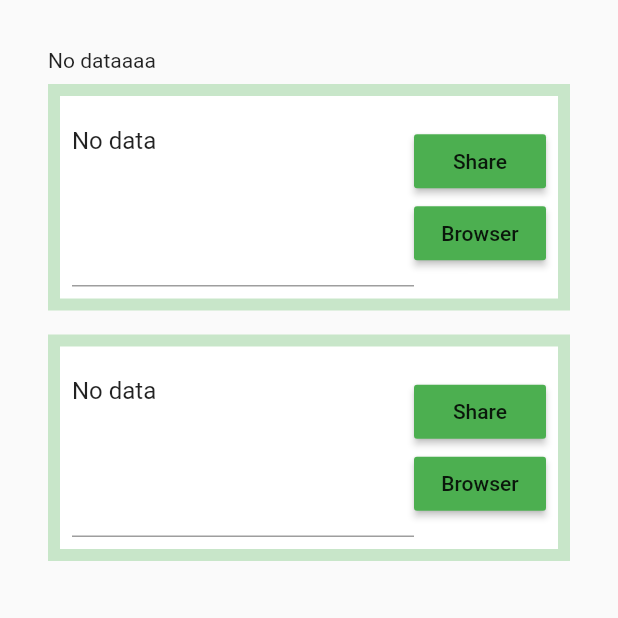
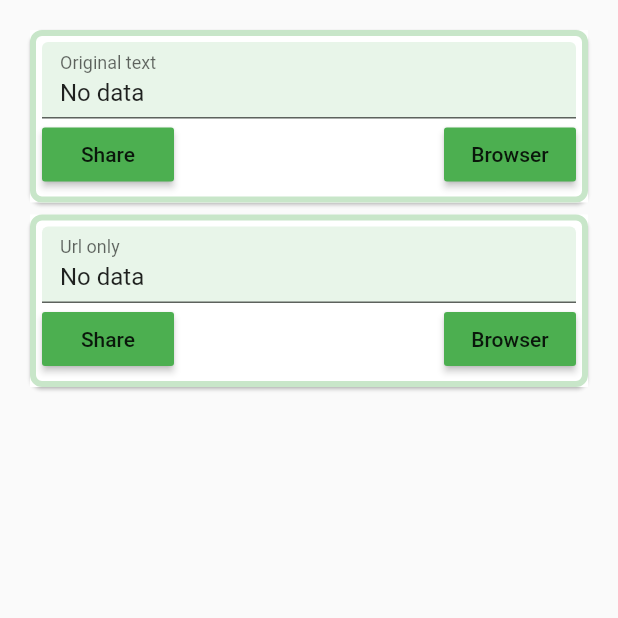
Before and after one commit to fmatosqg/smart_share, a Flutter app: the screen it shows after launch, on a phone screen of 412 x 824 dp, the top half of it. Run offline on Flutter 3.47's test engine with Material 2 defaults, Android fonts, the phone set to English and light mode, and no system bars; our stand-ins replace share.

Commit message:
Improve ui

```diff
--- a/lib/view/ShareView.dart
+++ b/lib/view/ShareView.dart
@@ -40,13 +40,14 @@ class _SampleAppPageState extends State<SampleAppPage> {
     return SafeArea(
       child: Scaffold(
           body: Padding(
-        padding: const EdgeInsets.all(32.0),
+        padding: const EdgeInsets.all(16.0),
         child: Center(
           child: ListView(
             children: <Widget>[
-              Text(dataShared + "aaa"),
-              ShareableWidget(originalText: dataShared),
-              ShareableWidget(originalText: dataSharedCleaned),
+//              Text(dataShared),
+              ShareableWidget(originalText: dataShared, title: "Original text"),
+              ShareableWidget(
+                  originalText: dataSharedCleaned, title: "Url only"),
             ],
           ),
 //          ),
@@ -81,10 +82,12 @@ class _SampleAppPageState extends State<SampleAppPage> {
 
 class ShareableWidget extends StatelessWidget {
   final String originalText;
+  final String title;
 
   TextEditingController _controller;
 
-  ShareableWidget({Key key, @required this.originalText}) : super(key: key) {
+  ShareableWidget({Key key, @required this.originalText, this.title})
+      : super(key: key) {
     _controller = TextEditingController(
       text: originalText,
     );
@@ -92,31 +95,42 @@ class ShareableWidget extends StatelessWidget {
 
   @override
   Widget build(BuildContext context) {
-    return Container(
-      color: Colors.green[100],
-      padding: EdgeInsets.all(8),
-      margin: EdgeInsets.symmetric(vertical: 8),
+    return Card(
+//      elevation: 4,
+//      clipBehavior: Clip.hardEdge,
+      shape: RoundedRectangleBorder(
+        borderRadius: BorderRadius.all(
+          Radius.circular(8.0),
+        ),
+        side: BorderSide(
+          width: 4,
+          color: Colors.green[100],
+        ),
+      ),
       child: Container(
         padding: EdgeInsets.all(8),
         color: Colors.white,
-        child: Row(
-          mainAxisSize: MainAxisSize.max,
-          mainAxisAlignment: MainAxisAlignment.end,
+        child: Column(
           children: <Widget>[
-            Flexible(
-              child: TextFormField(
-                maxLines: 5,
-                controller: _controller,
-//                decoration: InputDecoration(helperText: "Hello"),
+            TextField(
+              maxLengthEnforced: false,
+              controller: _controller,
+              maxLines: null,
+              decoration: InputDecoration(
+                labelText: title,
+                isDense: true,
+                filled: true,
+                fillColor: Colors.green[50],
               ),
             ),
-            Column(
+            Row(
               children: <Widget>[
                 MaterialButton(
                   child: Text("Share"),
                   color: Colors.green,
                   onPressed: () => Share.share(_controller.text),
                 ),
+                Spacer(),
                 MaterialButton(
                   child: Text("Browser"),
                   color: Colors.green,
```
